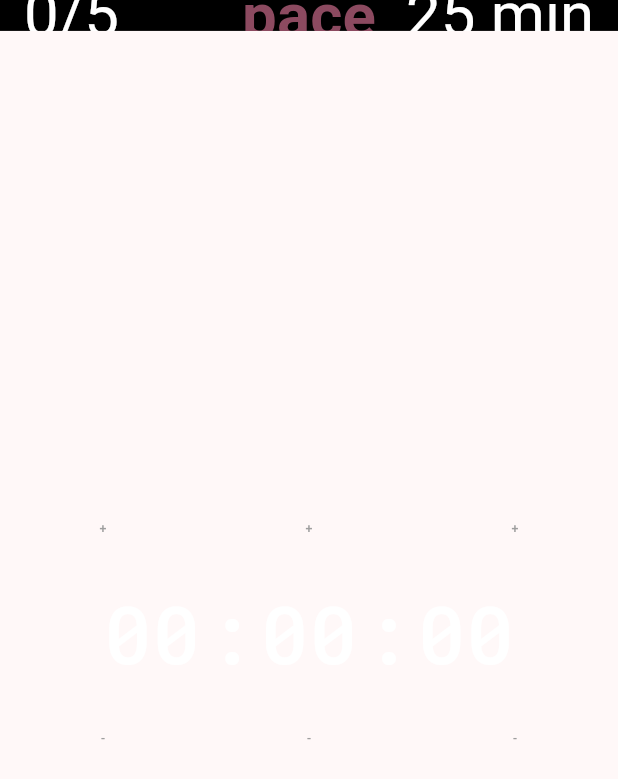
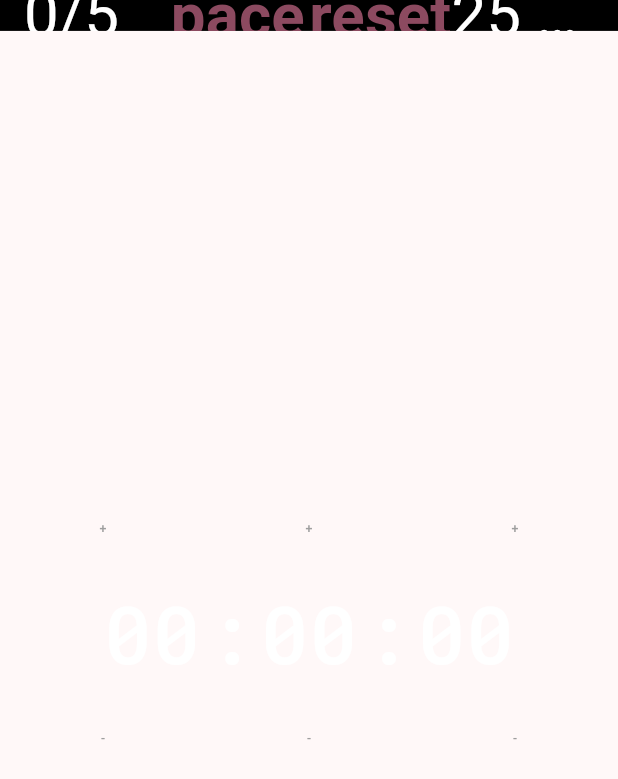
Before and after one commit to keswel/pace, a Flutter app: the screen it shows after launch, on a phone screen of 412 x 824 dp. Shown: the top 779 px of the screen. Run offline on Flutter 3.47's test engine with Material 3 defaults, Android fonts, the phone set to English and light mode, and no system bars; our stand-ins replace google_fonts.

Commit message:
[Improvement] Added Reset button.

```diff
--- a/lib/main.dart
+++ b/lib/main.dart
@@ -465,6 +465,20 @@
       }
     });
   }
+  void _reset() {
+    setState(() {
+
+      _hours = 0;
+      _minutes = 0;
+      _seconds = 0;
+
+      _timeElapsed = 0; // used to track cycles
+      _studyTime = 25 * 60; // 25 min intervals.
+      _breakTime = 5 * 60; //  5 min intervals.
+      _cycleCount = 0; // amount of times cycled.
+      _cycleThresh = 5; // total cycles wanted
+    });
+  }
 
   @override
   Widget build(BuildContext context) {
@@ -501,6 +515,26 @@
                     ),
                     child: Text(
                       _header,
+                      style: TextStyle(
+                        fontSize: MediaQuery.of(context).size.height * 0.05,
+                        fontWeight: FontWeight.w600,
+                      ),
+                    ),
+                  ),
+                ),
+              ),
+
+              Expanded(
+                child: Center(
+                  child: TextButton(
+                    onPressed: _reset,
+                    style: TextButton.styleFrom(
+                      padding: EdgeInsets.zero,
+                      minimumSize: Size(0, 0),
+                      tapTargetSize: MaterialTapTargetSize.shrinkWrap,
+                    ),
+                    child: Text(
+                      "reset",
                       style: TextStyle(
                         fontSize: MediaQuery.of(context).size.height * 0.05,
                         fontWeight: FontWeight.w600,
```
